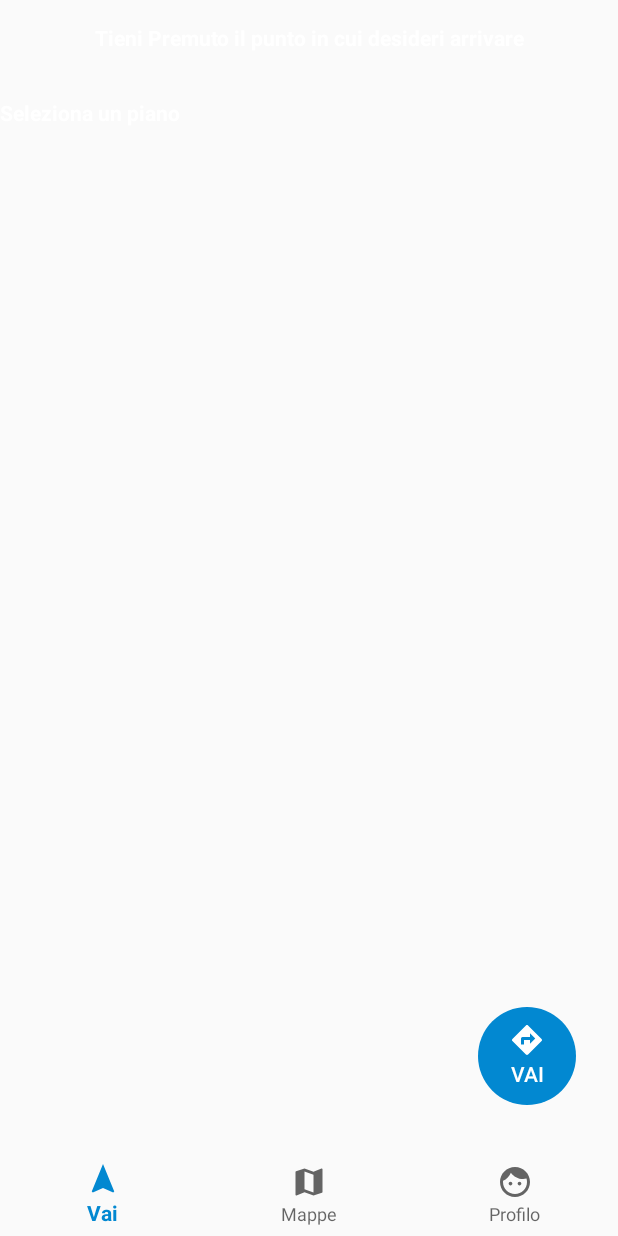
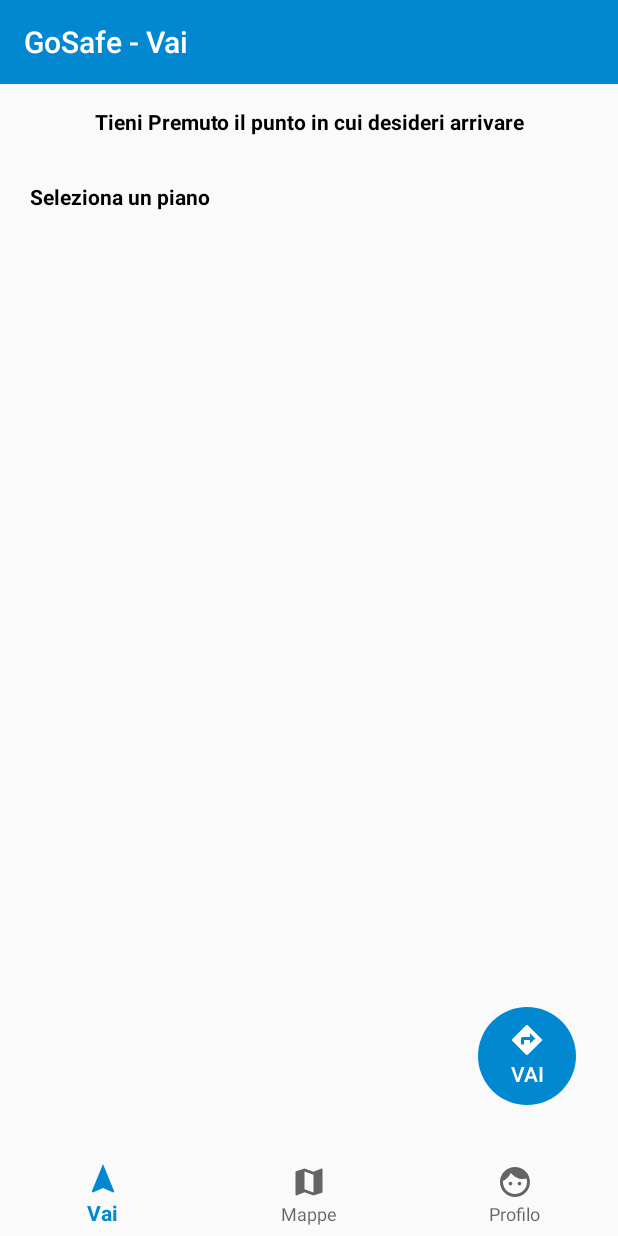
Before and after one commit to Alescoppe94/GoSafeClient, an Android app: the VaiActivity screen opened directly, with no data from a screen before it, on a phone screen of 412 x 824 dp. Run offline under Robolectric (Android 15) with nearby library versions, the phone set to English and light mode, and no system bars; libraries missing offline, so code that uses them is left out: com.davemorrissey.labs; plain views replace SubsamplingScaleImageView; 14 statements that could not run were skipped.

Commit message:
migliorata grafica

```diff
--- a/app/src/main/AndroidManifest.xml
+++ b/app/src/main/AndroidManifest.xml
@@ -36,7 +36,7 @@
 
         <activity
             android:name=".VaiActivity"
-            android:theme="@style/AppTheme.NoActionBar"
+            android:theme="@style/AppTheme"
             android:label="GoSafe - Vai"
             android:screenOrientation="portrait"/>
         <activity
@@ -46,7 +46,7 @@
             android:screenOrientation="portrait"/>
         <activity
             android:name=".MappeActivity"
-            android:theme="@style/AppTheme.NoActionBar"
+            android:theme="@style/AppTheme"
             android:label="GoSafe - Mappe"
             android:screenOrientation="portrait"/>
         <activity
--- a/app/src/main/res/layout/activity_mappe.xml
+++ b/app/src/main/res/layout/activity_mappe.xml
@@ -6,8 +6,7 @@
     android:layout_width="match_parent"
     android:layout_height="match_parent"
     tools:context="com.example.alessandro.gosafe.MappeActivity"
-    tools:layout_editor_absoluteY="81dp"
-    android:background="@drawable/bg">
+    tools:layout_editor_absoluteY="81dp">
 
     <android.support.constraint.ConstraintLayout
         android:layout_width="match_parent"
--- a/app/src/main/res/layout/activity_vai.xml
+++ b/app/src/main/res/layout/activity_vai.xml
@@ -18,7 +18,6 @@
 
         <include layout="@layout/content_vai"/>
 
-
     </android.support.constraint.ConstraintLayout>
 
     <android.support.design.widget.BottomNavigationView
--- a/app/src/main/res/layout/content_vai.xml
+++ b/app/src/main/res/layout/content_vai.xml
@@ -18,7 +18,7 @@
             android:layout_gravity="center"
             android:gravity="center"
             android:text="Tieni Premuto il punto in cui desideri arrivare"
-            android:textColor="#FFF"
+            android:textColor="#000"
             android:textStyle="bold" />
 
     </LinearLayout>
@@ -51,8 +51,9 @@
                     android:layout_height="wrap_content"
                     android:layout_alignParentLeft="true"
                     android:layout_gravity="center_vertical"
+                    android:layout_marginLeft="20dp"
                     android:text="@string/seleziona_piano"
-                    android:textColor="#FFF"
+                    android:textColor="#000"
                     android:textStyle="bold" />
 
                 <Spinner
--- a/app/src/main/res/values/styles.xml
+++ b/app/src/main/res/values/styles.xml
@@ -6,7 +6,7 @@
         <item name="colorPrimary">@color/colorPrimary</item>
         <item name="colorPrimaryDark">@color/colorPrimaryDark</item>
         <item name="colorAccent">@color/colorAccent</item>
-        <!--<item name="android:windowAnimationStyle">@null</item>-->
+        <item name="android:windowAnimationStyle">@null</item>
     </style>
 
     <style name="AppTheme.NoActionBar">
```
Also changed, not shown: app/src/main/res/layout/content_mappe.xml (+5 -8 lines).
